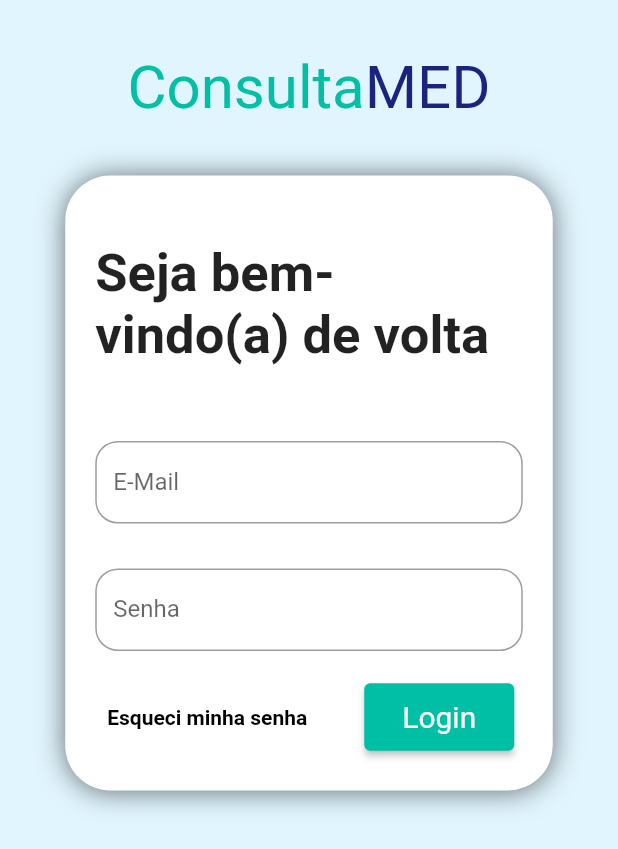
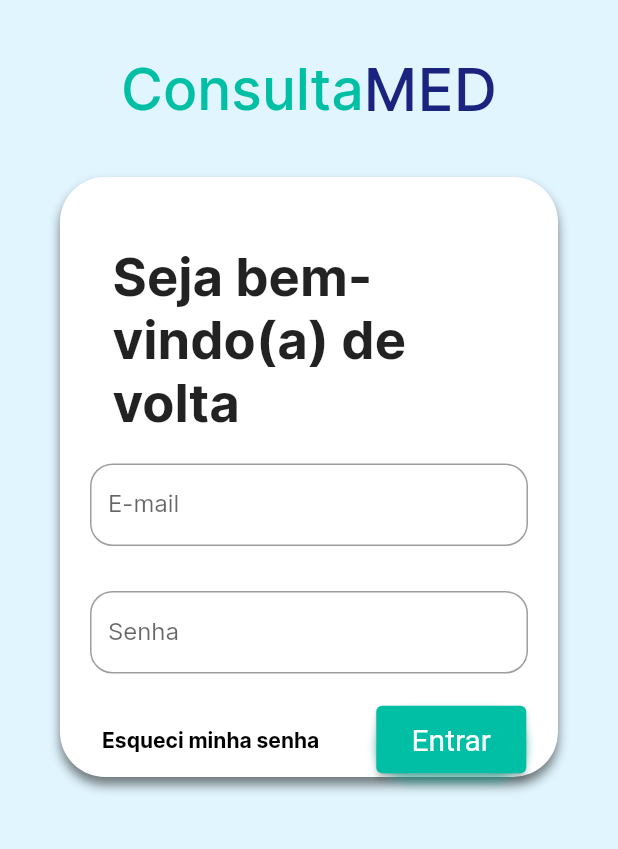
Before and after one commit to mariomendonca/projeto-dsi-flutter, a Flutter app: the screen it shows after launch, after a tap on "Login", on a phone screen of 412 x 824 dp. Shown: the top 849 px of the screen. Run offline on Flutter 3.47's test engine with Material 2 defaults, Android fonts, the phone set to English and light mode, and no system bars.

Commit message:
Adicionando fonte e melhorando tela de login

```diff
--- a/lib/LoginPaciente.dart
+++ b/lib/LoginPaciente.dart
@@ -15,16 +15,24 @@ class _LoginPacState extends State<LoginPac> {
           Container(
             height: 35,
           ),
+          // LOGO
           Row(
             mainAxisAlignment: MainAxisAlignment.center,
             children: [
               Text(
                 'Consulta',
-                style: TextStyle(fontSize: 40, color: Colors.tealAccent[700]),
+                style: TextStyle(
+                  fontSize: 38,
+                  fontWeight: FontWeight.w500,
+                  color: Colors.tealAccent[700],
+                ),
               ),
               Text(
                 'MED',
-                style: TextStyle(fontSize: 40, color: Colors.indigo[900]),
+                style: TextStyle(
+                    fontSize: 40,
+                    fontWeight: FontWeight.w500,
+                    color: Colors.indigo[900]),
               ),
             ],
           ),
@@ -36,14 +44,14 @@ class _LoginPacState extends State<LoginPac> {
             child: Column(
               children: <Widget>[
                 Container(
-                  height: 410,
-                  width: 325,
+                  height: 400,
+                  width: 414,
                   decoration: BoxDecoration(
-                    boxShadow: <BoxShadow>[
+                    boxShadow: [
                       BoxShadow(
-                          color: Colors.black54,
-                          blurRadius: 15.0,
-                          offset: Offset(0.0, 0.75))
+                          color: Colors.black54.withOpacity(0.5),
+                          blurRadius: 5.0,
+                          offset: Offset(0.0, 5.0))
                     ],
                     borderRadius: BorderRadius.circular(30),
                     color: Colors.white,
@@ -54,16 +62,16 @@ class _LoginPacState extends State<LoginPac> {
                         height: 45,
                       ),
                       Padding(
-                        padding: const EdgeInsets.only(right: 20, left: 20),
+                        padding: const EdgeInsets.only(right: 35, left: 35),
                         child: Container(
                           child: Text(
                             "Seja bem-vindo(a) de volta",
                             style: TextStyle(
-                                fontSize: 35, fontWeight: FontWeight.bold),
+                                fontSize: 35, fontWeight: FontWeight.w700),
                           ),
                         ),
                       ),
-                      SizedBox(height: 50),
+                      SizedBox(height: 20),
                       Padding(
                           padding: const EdgeInsets.only(right: 20, left: 20),
                           child: Container(
@@ -77,7 +85,7 @@ class _LoginPacState extends State<LoginPac> {
                                   border: OutlineInputBorder(
                                     borderRadius: BorderRadius.circular(15),
                                   ),
-                                  labelText: 'E-Mail'),
+                                  labelText: 'E-mail'),
                             ),
                           )),
                       SizedBox(
@@ -117,10 +125,21 @@ class _LoginPacState extends State<LoginPac> {
                             Container(
                               width: 100,
                               height: 45,
+                              decoration: BoxDecoration(
+                                boxShadow: [
+                                BoxShadow(
+                                color: Colors.tealAccent[700].withOpacity(0.5),
+                                blurRadius: 5.0,
+                                offset: Offset(0.0, 5.0))
+                              ],
+                                borderRadius: BorderRadius.circular(30),
+                                color: Colors.white,
+                      ),
                               child: ElevatedButton(
                                 onPressed: () {},
-                                child: Text("Login"),
-                                style: ElevatedButton.styleFrom(
+                                child: Text("Entrar"),
+                                style:
+                                ElevatedButton.styleFrom(
                                   primary: Colors.tealAccent[700],
                                   onPrimary: Colors.white,
                                   onSurface: Colors.grey,
--- a/lib/main.dart
+++ b/lib/main.dart
@@ -13,6 +13,7 @@ class MyApp extends StatelessWidget {
       title: 'C-MED',
       theme: ThemeData(
         primaryColor: Colors.tealAccent[700],
+        fontFamily: 'Inter'
       ),
       home: MyHomePage(title: 'Flutter Demo Home Page'),
     );
```
Also changed, not shown: pubspec.yaml (+18 -48 lines), assets/fonts/Inter-Black.ttf (added), assets/fonts/Inter-Bold.ttf (added), assets/fonts/Inter-ExtraBold.ttf (added), assets/fonts/Inter-ExtraLight.ttf (added), assets/fonts/Inter-Light.ttf (added), assets/fonts/Inter-Medium.ttf (added), assets/fonts/Inter-Regular.ttf (added), assets/fonts/Inter-SemiBold.ttf (added), assets/fonts/Inter-Thin.ttf (added), 6 other files.
